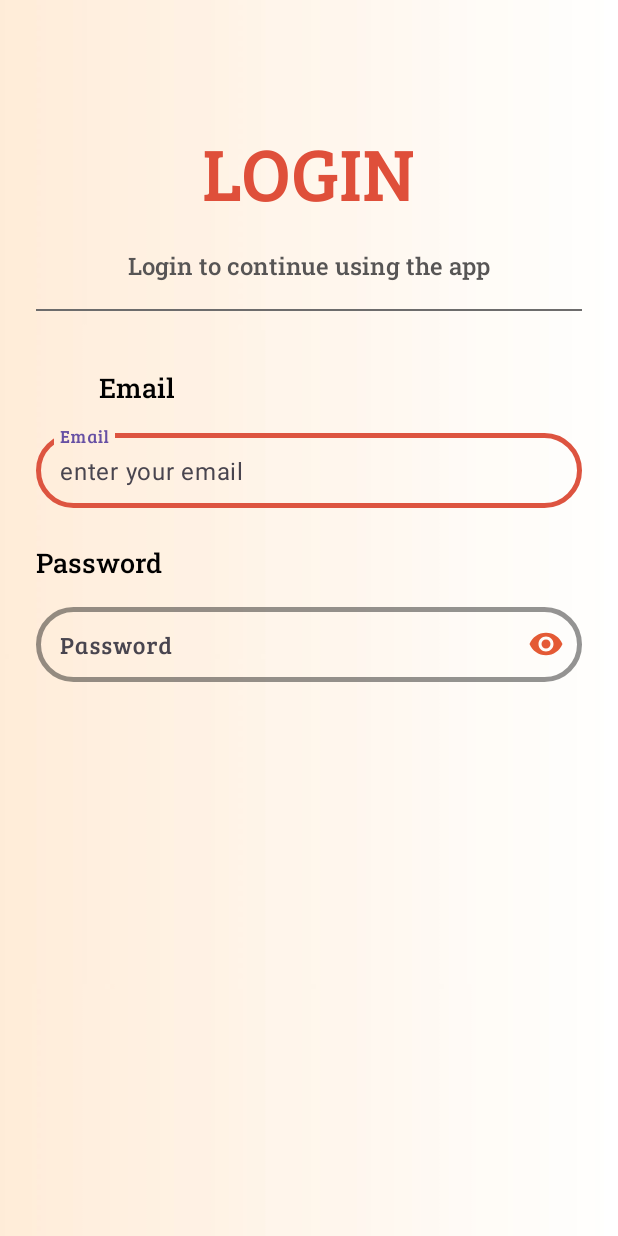
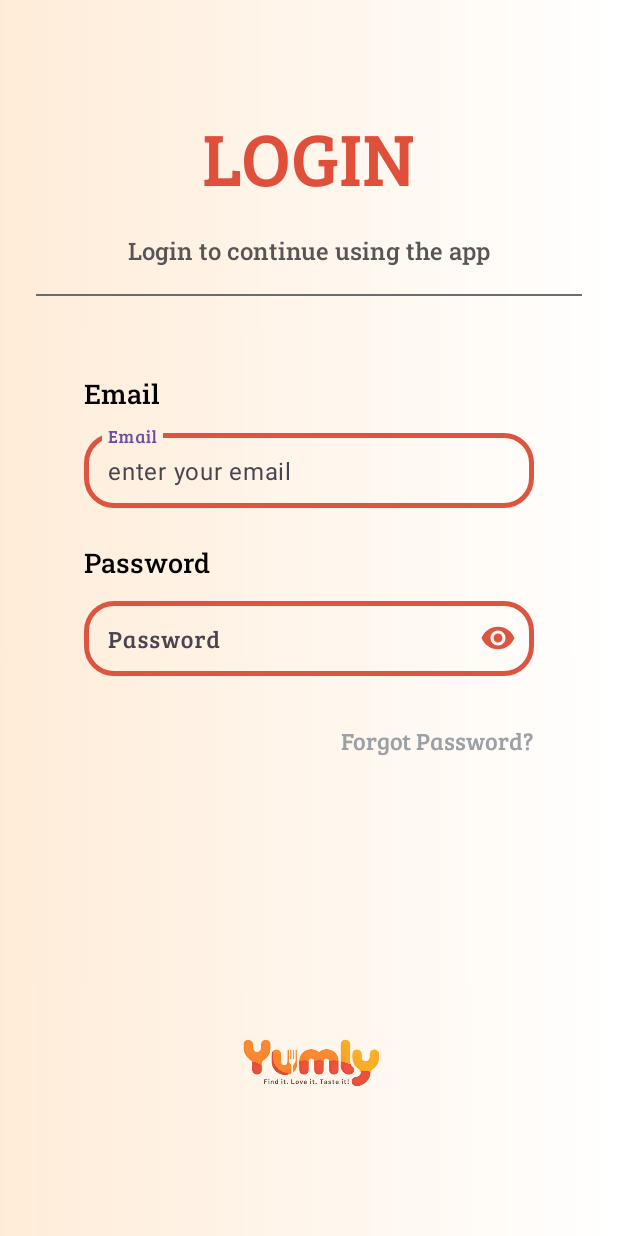
Before and after one commit to Esmahtn/Yumly, an Android app: the LoginActivity screen opened directly, with no data from a screen before it, on a phone screen of 412 x 824 dp. Run offline under Robolectric (Android 15) with nearby library versions, the phone set to English and light mode, and no system bars.

Commit message:
login ekranı devam

```diff
--- a/app/src/main/java/com/example/yumly/MainActivity.kt
+++ b/app/src/main/java/com/example/yumly/MainActivity.kt
@@ -10,7 +10,7 @@ class MainActivity : AppCompatActivity() {
     override fun onCreate(savedInstanceState: Bundle?) {
         super.onCreate(savedInstanceState)
         enableEdgeToEdge()
-        setContentView(R.layout.activity_main)
+        setContentView(R.layout.activity_login)
         ViewCompat.setOnApplyWindowInsetsListener(findViewById(R.id.main)) { v, insets ->
             val systemBars = insets.getInsets(WindowInsetsCompat.Type.systemBars())
             v.setPadding(systemBars.left, systemBars.top, systemBars.right, systemBars.bottom)
--- a/app/src/main/res/color/ti_stroke_orange.xml
+++ b/app/src/main/res/color/ti_stroke_orange.xml
@@ -1,6 +1,6 @@
 <?xml version="1.0" encoding="utf-8"?>
 <selector xmlns:android="http://schemas.android.com/apk/res/android">
-    <item android:state_error="true" android:color="@color/yum_orange"/>
+
     <item android:state_focused="true" android:color="@color/yum_orange"/>
     <item android:state_hovered="true" android:color="@color/yum_orange"/>
     <item android:state_enabled="true" android:color="@color/yum_orange"/>
--- /dev/null
+++ b/app/src/main/res/drawable/ic_email_24.xml
@@ -0,0 +1,5 @@
+<vector xmlns:android="http://schemas.android.com/apk/res/android" android:height="24dp" android:tint="#000000" android:viewportHeight="24" android:viewportWidth="24" android:width="24dp">
+
+    <path android:fillColor="@android:color/white" android:pathData="M12,2C6.48,2 2,6.48 2,12s4.48,10 10,10h5v-2h-5c-4.34,0 -8,-3.66 -8,-8s3.66,-8 8,-8 8,3.66 8,8v1.43c0,0.79 -0.71,1.57 -1.5,1.57s-1.5,-0.78 -1.5,-1.57L17,12c0,-2.76 -2.24,-5 -5,-5s-5,2.24 -5,5 2.24,5 5,5c1.38,0 2.64,-0.56 3.54,-1.47 0.65,0.89 1.77,1.47 2.96,1.47 1.97,0 3.5,-1.6 3.5,-3.57L22,12c0,-5.52 -4.48,-10 -10,-10zM12,15c-1.66,0 -3,-1.34 -3,-3s1.34,-3 3,-3 3,1.34 3,3 -1.34,3 -3,3z"/>
+
+</vector>
--- a/app/src/main/res/layout/activity_login.xml
+++ b/app/src/main/res/layout/activity_login.xml
@@ -8,12 +8,13 @@
     android:background="@drawable/background"
     tools:context=".LoginActivity">
 
+    <!-- LOGIN TITLE -->
     <TextView
         android:id="@+id/LoginText"
         android:layout_width="wrap_content"
         android:layout_height="wrap_content"
         android:layout_marginStart="32dp"
-        android:layout_marginTop="80dp"
+        android:layout_marginTop="70dp"
         android:layout_marginEnd="32dp"
         android:fontFamily="@font/breeserif_regular"
         android:text="LOGIN"
@@ -23,6 +24,7 @@
         app:layout_constraintStart_toStartOf="parent"
         app:layout_constraintTop_toTopOf="parent" />
 
+    <!-- SUBTITLE -->
     <TextView
         android:id="@+id/loginExp"
         android:layout_width="268dp"
@@ -37,21 +39,22 @@
         app:layout_constraintStart_toStartOf="parent"
         app:layout_constraintTop_toBottomOf="@+id/LoginText" />
 
+    <!-- EMAIL LABEL -->
     <TextView
         android:id="@+id/email"
-        android:layout_width="280dp"
+        android:layout_width="300dp"
         android:layout_height="25dp"
-        android:layout_marginTop="56dp"
+        android:layout_marginTop="70dp"
         android:fontFamily="@font/robotoslab_medium"
         android:gravity="start"
         android:text="Email"
-
         android:textColor="#000000"
         android:textSize="18sp"
         app:layout_constraintEnd_toEndOf="parent"
         app:layout_constraintStart_toStartOf="parent"
         app:layout_constraintTop_toBottomOf="@+id/loginExp" />
 
+    <!-- DIVIDER -->
     <View
         android:id="@+id/divider1"
         android:layout_width="0dp"
@@ -59,29 +62,29 @@
         android:layout_marginStart="24dp"
         android:layout_marginTop="16dp"
         android:layout_marginEnd="24dp"
-        android:visibility="visible"
         android:background="#6D6C6C"
         app:layout_constraintEnd_toEndOf="parent"
         app:layout_constraintStart_toStartOf="parent"
         app:layout_constraintTop_toBottomOf="@+id/loginExp" />
+
     <!-- EMAIL INPUT -->
     <com.google.android.material.textfield.TextInputLayout
         android:id="@+id/tilEmail"
-        android:layout_width="0dp"
+        style="@style/Widget.Material3.TextInputLayout.OutlinedBox"
+        android:layout_width="300dp"
         android:layout_height="wrap_content"
+        android:layout_marginTop="8dp"
         android:hint="Email"
-        app:placeholderText="enter your email"
-        style="@style/Widget.Material3.TextInputLayout.OutlinedBox"
+        app:boxCornerRadiusBottomEnd="20dp"
+        app:boxCornerRadiusBottomStart="20dp"
+        app:boxCornerRadiusTopEnd="20dp"
+        app:boxCornerRadiusTopStart="20dp"
         app:boxStrokeColor="@color/ti_stroke_orange"
         app:boxStrokeWidth="3dp"
         app:boxStrokeWidthFocused="3dp"
-        app:boxCornerRadiusTopStart="28dp"
-        app:boxCornerRadiusTopEnd="28dp"
-        app:boxCornerRadiusBottomStart="28dp"
-        app:boxCornerRadiusBottomEnd="28dp"
-        android:layout_marginStart="24dp"
-        android:layout_marginEnd="24dp"
-        android:layout_marginTop="12dp"
+        app:endIconDrawable="@drawable/ic_email_24"
+        app:endIconTint="@color/yum_orange"
+        app:placeholderText="enter your email"
         app:layout_constraintTop_toBottomOf="@id/email"
         app:layout_constraintStart_toStartOf="parent"
         app:layout_constraintEnd_toEndOf="parent">
@@ -90,19 +93,17 @@
             android:id="@+id/etEmail"
             android:layout_width="match_parent"
             android:layout_height="wrap_content"
+            android:fontFamily="@font/breeserif_regular"
+            android:gravity="start"
             android:inputType="textEmailAddress"
-            android:fontFamily="@font/breeserif_regular"
-            android:paddingVertical="14dp"
-            android:gravity="start"/>
+            android:paddingVertical="14dp" />
     </com.google.android.material.textfield.TextInputLayout>
 
     <!-- PASSWORD LABEL -->
     <TextView
         android:id="@+id/passwordLabel"
-        android:layout_width="0dp"
+        android:layout_width="300dp"
         android:layout_height="wrap_content"
-        android:layout_marginStart="24dp"
-        android:layout_marginEnd="24dp"
         android:layout_marginTop="24dp"
         android:fontFamily="@font/robotoslab_medium"
         android:text="Password"
@@ -110,28 +111,26 @@
         android:textSize="18sp"
         app:layout_constraintTop_toBottomOf="@id/tilEmail"
         app:layout_constraintStart_toStartOf="parent"
-        app:layout_constraintEnd_toEndOf="parent"/>
+        app:layout_constraintEnd_toEndOf="parent" />
 
     <!-- PASSWORD INPUT -->
     <com.google.android.material.textfield.TextInputLayout
         android:id="@+id/tilPassword"
-        android:layout_width="0dp"
+        style="@style/Widget.Material3.TextInputLayout.OutlinedBox"
+        android:layout_width="300dp"
         android:layout_height="wrap_content"
+        android:layout_marginTop="8dp"
         android:hint="Password"
-        app:placeholderText="enter password"
-        style="@style/Widget.Material3.TextInputLayout.OutlinedBox"
-        app:endIconMode="password_toggle"
-        app:endIconTint="#E45A35"
+        app:boxCornerRadiusBottomEnd="20dp"
+        app:boxCornerRadiusBottomStart="20dp"
+        app:boxCornerRadiusTopEnd="20dp"
+        app:boxCornerRadiusTopStart="20dp"
         app:boxStrokeColor="@color/ti_stroke_orange"
         app:boxStrokeWidth="3dp"
         app:boxStrokeWidthFocused="3dp"
-        app:boxCornerRadiusTopStart="28dp"
-        app:boxCornerRadiusTopEnd="28dp"
-        app:boxCornerRadiusBottomStart="28dp"
-        app:boxCornerRadiusBottomEnd="28dp"
-        android:layout_marginStart="24dp"
-        android:layout_marginEnd="24dp"
-        android:layout_marginTop="12dp"
+        app:endIconMode="password_toggle"
+        app:endIconTint="@color/yum_orange"
+        app:placeholderText="enter password"
         app:layout_constraintTop_toBottomOf="@id/passwordLabel"
         app:layout_constraintStart_toStartOf="parent"
         app:layout_constraintEnd_toEndOf="parent">
@@ -140,14 +139,49 @@
             android:id="@+id/etPassword"
             android:layout_width="match_parent"
             android:layout_height="wrap_content"
+            android:fontFamily="@font/breeserif_regular"
+            android:gravity="start"
             android:inputType="textPassword"
-            android:fontFamily="@font/breeserif_regular"
-            android:paddingVertical="14dp"
-            android:gravity="start"/>
+            android:paddingVertical="14dp" />
     </com.google.android.material.textfield.TextInputLayout>
 
+    <!-- FORGOT PASSWORD (ikon + yazı) -->
+    <LinearLayout
+        android:id="@+id/forgotRow"
+        android:layout_width="300dp"
+        android:layout_height="wrap_content"
+        android:layout_marginTop="32dp"
+        android:gravity="end|center_vertical"
+        android:orientation="horizontal"
+        app:layout_constraintEnd_toEndOf="parent"
+        app:layout_constraintStart_toStartOf="parent"
+        app:layout_constraintTop_toBottomOf="@+id/tilPassword">
 
 
+        <TextView
+            android:id="@+id/tvForgot"
+            android:layout_width="wrap_content"
+            android:layout_height="wrap_content"
+            android:layout_marginStart="8dp"
+            android:height="48dp"
+            android:clickable="true"
+            android:fontFamily="@font/breeserif_regular"
+            android:foreground="?attr/selectableItemBackgroundBorderless"
+            android:text="Forgot Password?"
+            android:textColor="#9AA0A6"
+            android:textSize="16sp" />
+    </LinearLayout>
 
+    <!-- LOGO -->
+    <ImageView
+        android:id="@+id/imageView2"
+        android:layout_width="127dp"
+        android:layout_height="58dp"
+        android:layout_marginTop="60dp"
+        app:layout_constraintTop_toBottomOf="@+id/forgotRow"
+        app:layout_constraintStart_toStartOf="parent"
+        app:layout_constraintEnd_toEndOf="parent"
+        app:layout_constraintBottom_toBottomOf="parent"
+        app:srcCompat="@drawable/yumly_logo" />
 
 </androidx.constraintlayout.widget.ConstraintLayout>
```
